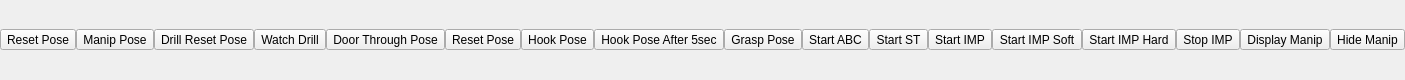
Before: the Qt Designer form jsk_2015_06_hrp_drc/drc_task_common/config/drc_teleop_interface.ui in jsk-ros-pkg/jsk_demos, drawn with Qt 5.
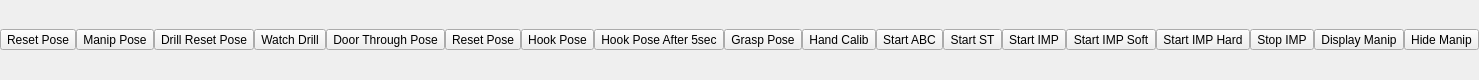
After: the same form once the commit is applied.

Commit message: add hand calib button to rviz gui

```diff
--- a/jsk_2015_06_hrp_drc/drc_task_common/config/drc_teleop_interface.ui
+++ b/jsk_2015_06_hrp_drc/drc_task_common/config/drc_teleop_interface.ui
@@ -141,6 +141,19 @@
               </property>
             </widget>
           </item>
+          <item>
+            <widget class="QToolButton" name="hrpsys_hand_calib_button">
+              <property name="text">
+                <string>Hand Calib</string>
+              </property>
+              <property name="iconSize">
+                <size>
+                  <width>80</width>
+                  <height>80</height>
+                </size>
+              </property>
+            </widget>
+          </item>
           <!-- Hrpsys Command -->
           <item>
             <widget class="QToolButton" name="hrpsys_start_abc_button">
```
The commit also changes 5 other files.
